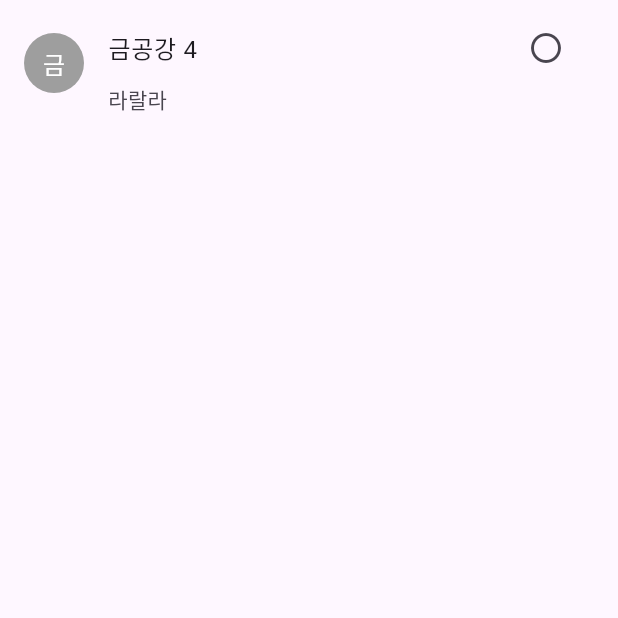
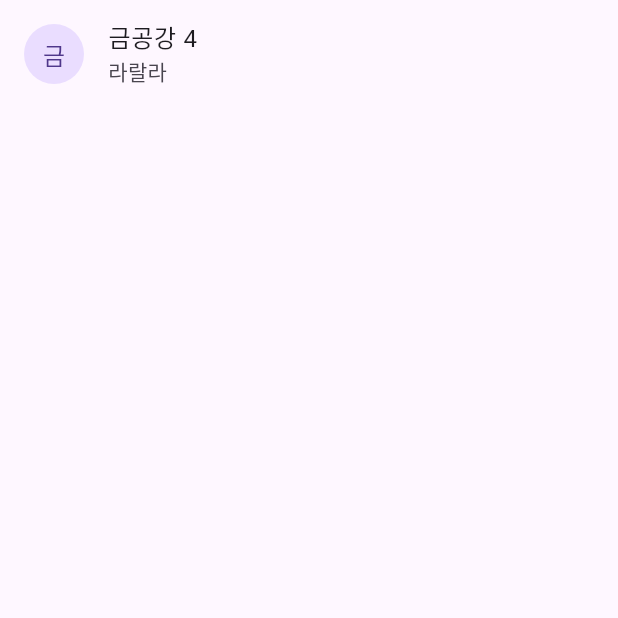
Before and after one commit to Eun0503/here_and_there, a Flutter app: the ListPage screen opened directly, on a phone screen of 412 x 824 dp, the top half of it. Run offline on Flutter 3.47's test engine with Material 3 defaults, Android fonts, the phone set to English and light mode, and no system bars; our stand-ins replace cloud_firestore, firebase_core; accounts and stored records are empty.

Commit message:
Update RoomList.dart

```diff
--- a/lib/RoomList.dart
+++ b/lib/RoomList.dart
@@ -14,33 +14,25 @@ class RoomList extends StatelessWidget {
 
   @override
   Widget build(BuildContext context) {
-    return Column(
-      children: rooms.map((room) {
-        bool isChecked = checkedNames.contains(room['name']);
-        return ListTile(
-          leading: CircleAvatar(
-            backgroundColor: Colors.grey,
-            child: Text(
-              room['name']![0],
-              style: TextStyle(color: Colors.white),
+    return SingleChildScrollView(
+      child: Column(
+        crossAxisAlignment: CrossAxisAlignment.stretch,
+        children: rooms.map((room) {
+          return ListTile(
+            leading: CircleAvatar(
+              child: Text(room['name']![0]), // Displaying the first letter of the name as the profile picture
             ),
-          ),
-          title: Row(
-            children: [
-              Expanded(
-                child: Text(room['name']!),
-              ),
-              IconButton(
-                icon: isChecked
-                    ? Icon(Icons.check_circle)
-                    : Icon(Icons.radio_button_unchecked),
-                onPressed: () => onToggleCheck(room['name']!),
-              ),
-            ],
-          ),
-          subtitle: Text(room['description']!),
-        );
-      }).toList(),
+            title: Text(room['name'] ?? ''),
+            subtitle: Text(room['description'] ?? ''),
+            onTap: () {
+              onToggleCheck(room['name'] ?? '');
+            },
+            trailing: checkedNames.contains(room['name'] ?? '')
+                ? Icon(Icons.check_circle, color: Colors.green)
+                : null,
+          );
+        }).toList(),
+      ),
     );
   }
 }
```
